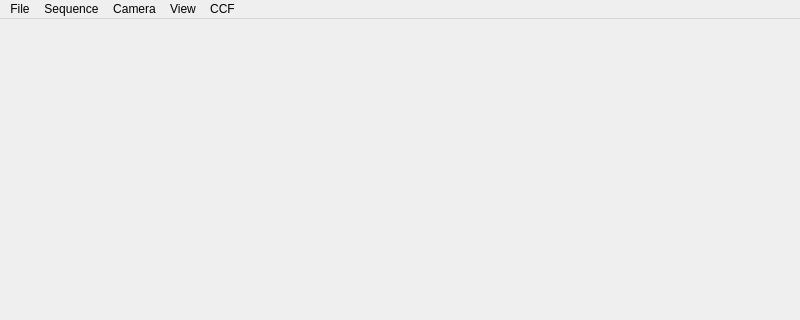
Before: the Qt Designer form forms/Mainwindow.ui in crocdialer/Qt_CV_Box, drawn with Qt 5; both pictures show x 0 to 800 and y 0 to 320 of the 800 by 600 pixel window.
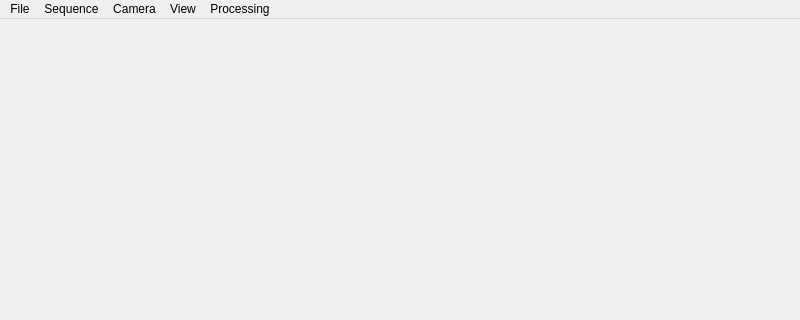
After: the same form once the commit is applied. Icons and pictures are not drawn.

Commit message: Something else

```diff
--- a/forms/Mainwindow.ui
+++ b/forms/Mainwindow.ui
@@ -71,9 +71,9 @@
     <addaction name="separator"/>
     <addaction name="m_actionShowControl"/>
    </widget>
-   <widget class="QMenu" name="menuCCF">
+   <widget class="QMenu" name="menuProcessing">
     <property name="title">
-     <string>CCF</string>
+     <string>Processing</string>
     </property>
     <addaction name="actionCCF_info"/>
    </widget>
@@ -81,7 +81,7 @@
    <addaction name="menuSequence"/>
    <addaction name="menuCamera"/>
    <addaction name="menuView"/>
-   <addaction name="menuCCF"/>
+   <addaction name="menuProcessing"/>
   </widget>
   <widget class="QStatusBar" name="statusBar"/>
   <action name="actionOpen_Image">
```
Left out of the diff: 14 changed lines with no effect on the pictures.
